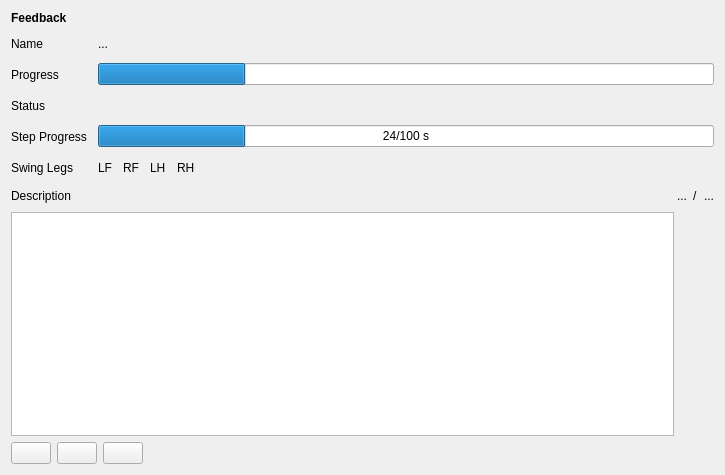
Before: the Qt Designer form rqt_free_gait/resource/FreeGaitPlugin.ui in leggedrobotics/free_gait, drawn with Qt 5.
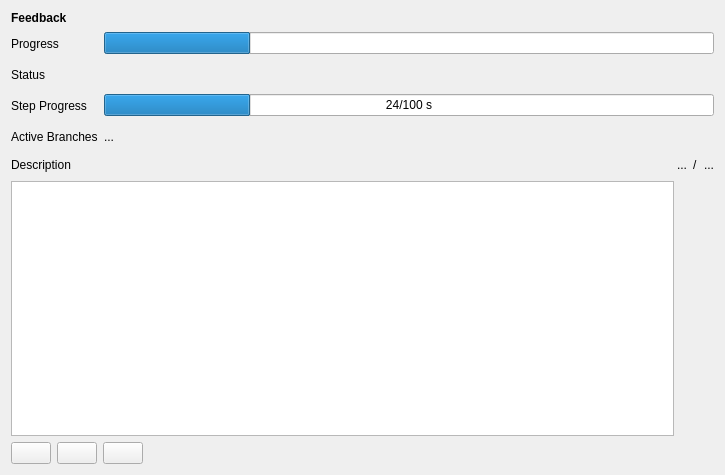
After: the same form once the commit is applied. Icons and pictures are not drawn.

Commit message: [rqt_free_gait] improve feedback, active branches

```diff
--- a/rqt_free_gait/resource/FreeGaitPlugin.ui
+++ b/rqt_free_gait/resource/FreeGaitPlugin.ui
@@ -26,7 +26,7 @@
    </item>
    <item>
     <layout class="QGridLayout" name="gridLayout">
-     <item row="1" column="2">
+     <item row="0" column="1">
       <widget class="QProgressBar" name="progressBarAll">
        <property name="enabled">
         <bool>true</bool>
@@ -39,7 +39,7 @@
        </property>
       </widget>
      </item>
-     <item row="3" column="2">
+     <item row="2" column="1">
       <widget class="QProgressBar" name="progressBarStep">
        <property name="value">
         <number>24</number>
@@ -49,7 +49,7 @@
        </property>
       </widget>
      </item>
-     <item row="3" column="0">
+     <item row="2" column="0">
       <widget class="QLabel" name="label_6">
        <property name="minimumSize">
         <size>
@@ -62,7 +62,7 @@
        </property>
       </widget>
      </item>
-     <item row="1" column="0">
+     <item row="0" column="0">
       <widget class="QLabel" name="label_2">
        <property name="minimumSize">
         <size>
@@ -75,7 +75,7 @@
        </property>
       </widget>
      </item>
-     <item row="2" column="0">
+     <item row="1" column="0">
       <widget class="QLabel" name="label_4">
        <property name="minimumSize">
         <size>
@@ -88,14 +88,7 @@
        </property>
       </widget>
      </item>
-     <item row="0" column="2">
-      <widget class="QLabel" name="labelName">
-       <property name="text">
-        <string>...</string>
-       </property>
-      </widget>
-     </item>
-     <item row="4" column="0">
+     <item row="3" column="0">
       <widget class="QLabel" name="label_8">
        <property name="minimumSize">
         <size>
@@ -104,120 +97,26 @@
         </size>
        </property>
        <property name="text">
-        <string>Swing Legs</string>
+        <string>Active Branches</string>
        </property>
       </widget>
      </item>
-     <item row="0" column="0">
-      <widget class="QLabel" name="label_3">
-       <property name="minimumSize">
-        <size>
-         <width>0</width>
-         <height>25</height>
-        </size>
-       </property>
-       <property name="maximumSize">
-        <size>
-         <width>16777215</width>
-         <height>16777215</height>
-        </size>
-       </property>
+     <item row="1" column="1">
+      <widget class="QLabel" name="labelStatus">
        <property name="text">
-        <string>Name</string>
+        <string/>
+       </property>
+       <property name="pixmap">
+        <pixmap resource="resources.qrc">:/icons/16x16/done.svg</pixmap>
        </property>
       </widget>
      </item>
-     <item row="0" column="1">
-      <spacer name="horizontalSpacer">
-       <property name="orientation">
-        <enum>Qt::Horizontal</enum>
-       </property>
-       <property name="sizeType">
-        <enum>QSizePolicy::Fixed</enum>
-       </property>
-       <property name="sizeHint" stdset="0">
-        <size>
-         <width>5</width>
-         <height>5</height>
-        </size>
-       </property>
-      </spacer>
-     </item>
-     <item row="4" column="2">
+     <item row="3" column="1">
       <layout class="QHBoxLayout" name="horizontalLayout">
        <item>
         <widget class="QLabel" name="labelLF">
          <property name="text">
-          <string>LF</string>
-         </property>
-        </widget>
-       </item>
-       <item>
-        <spacer name="horizontalSpacer_2">
-         <property name="orientation">
-          <enum>Qt::Horizontal</enum>
-         </property>
-         <property name="sizeType">
-          <enum>QSizePolicy::Fixed</enum>
-         </property>
-         <property name="sizeHint" stdset="0">
-          <size>
-           <width>5</width>
-           <height>20</height>
-          </size>
-         </property>
-        </spacer>
-       </item>
-       <item>
-        <widget class="QLabel" name="labelRF">
-         <property name="text">
-          <string>RF</string>
-         </property>
-        </widget>
-       </item>
-       <item>
-        <spacer name="horizontalSpacer_3">
-         <property name="orientation">
-          <enum>Qt::Horizontal</enum>
-         </property>
-         <property name="sizeType">
-          <enum>QSizePolicy::Fixed</enum>
-         </property>
-         <property name="sizeHint" stdset="0">
-          <size>
-           <width>5</width>
-           <height>20</height>
-          </size>
-         </property>
-        </spacer>
-       </item>
-       <item>
-        <widget class="QLabel" name="labelLH">
-         <property name="text">
-          <string>LH</string>
-         </property>
-        </widget>
-       </item>
-       <item>
-        <spacer name="horizontalSpacer_4">
-         <property name="orientation">
-          <enum>Qt::Horizontal</enum>
-         </property>
-         <property name="sizeType">
-          <enum>QSizePolicy::Fixed</enum>
-         </property>
-         <property name="sizeHint" stdset="0">
-          <size>
-           <width>5</width>
-           <height>20</height>
-          </size>
-         </property>
-        </spacer>
-       </item>
-       <item>
-        <widget class="QLabel" name="labelRH">
-         <property name="text">
-          <string>RH</string>
+          <string>...</string>
          </property>
         </widget>
        </item>
@@ -236,16 +135,6 @@
        </item>
       </layout>
      </item>
-     <item row="2" column="2">
-      <widget class="QLabel" name="labelStatus">
-       <property name="text">
-        <string/>
-       </property>
-       <property name="pixmap">
-        <pixmap resource="resources.qrc">:/icons/16x16/done.svg</pixmap>
-       </property>
-      </widget>
-     </item>
     </layout>
    </item>
    <item>
```
Left out of the diff: 2 changed lines with no effect on the pictures. The commit also changes 6 other files.
